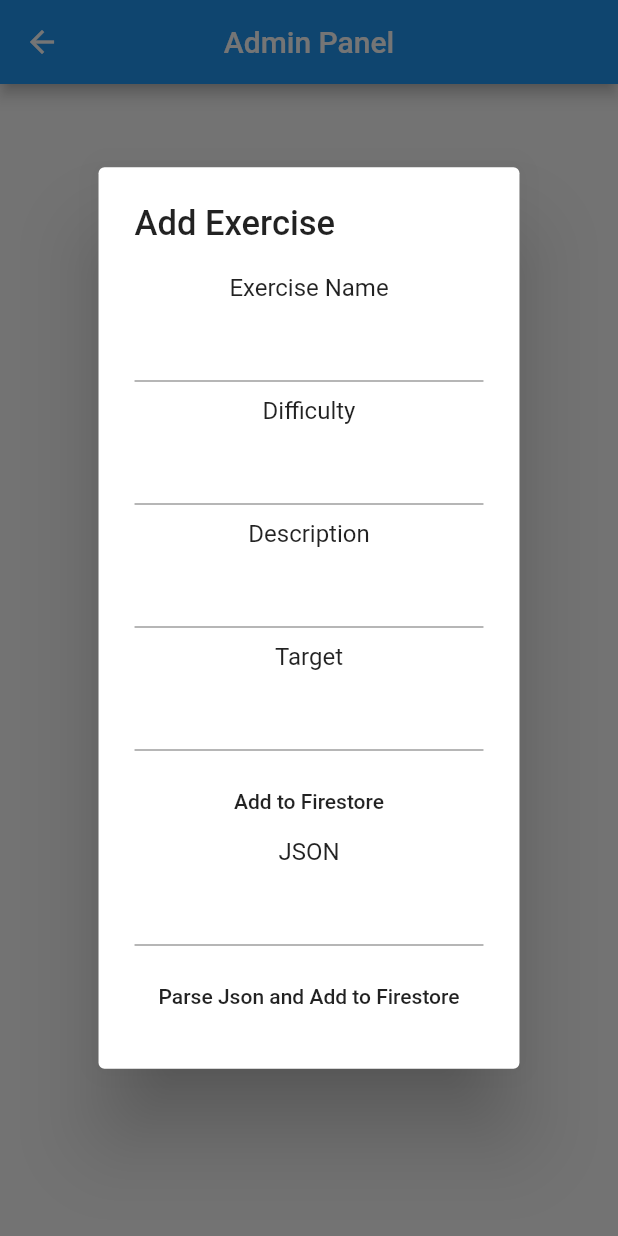
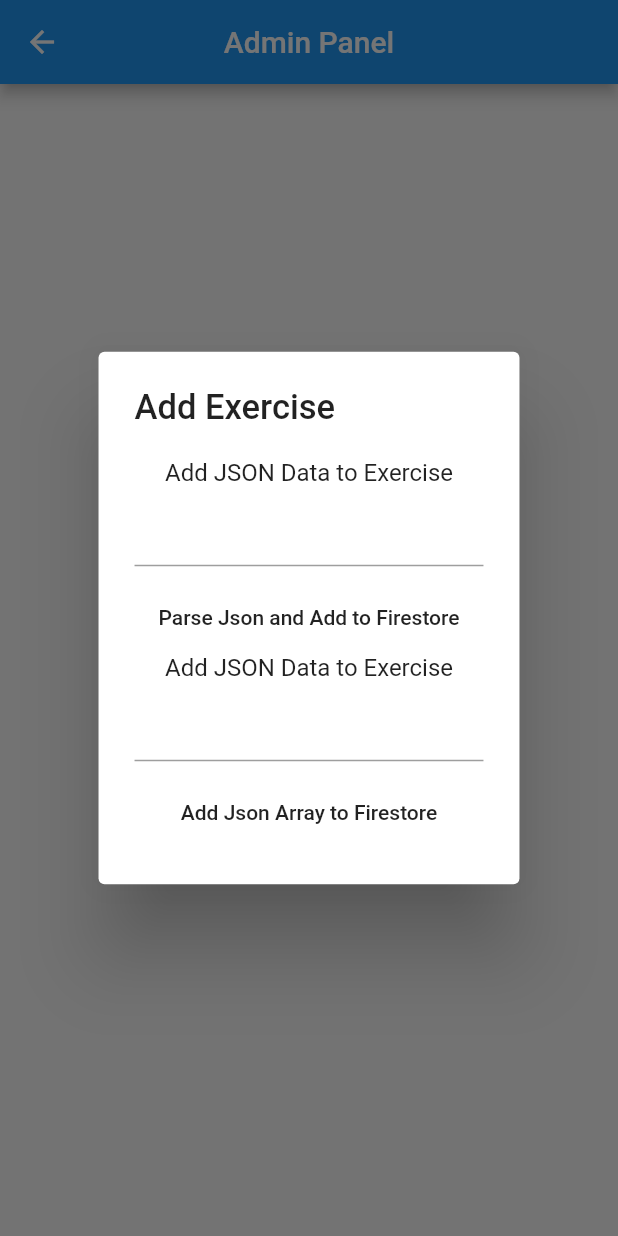
Before and after one commit to samuzaffar99/WorkoutTracker2, a Flutter app: the AdminPage screen opened by its route, after a tap on "Add Exercise", on a phone screen of 412 x 824 dp. Run offline on Flutter 3.47's test engine with Material 2 defaults, Android fonts, the phone set to English and light mode, and no system bars; our stand-ins replace cloud_firestore, firebase_auth, firebase_core, fluttertoast, google_sign_in, page_view_indicators and 3 more; accounts and stored records are empty.

Commit message:
added json list parse to admin, removed dynamic link plugin

```diff
--- a/lib/admin.dart
+++ b/lib/admin.dart
@@ -22,6 +22,84 @@ class AdminPageState extends State<AdminPage> {
   final descController = TextEditingController();
   final targetController = TextEditingController();
   final jsonController = TextEditingController();
+  final jsonListController = TextEditingController();
+  void exerciseMenu() {
+    showDialog(
+        context: context,
+        builder: (BuildContext context) {
+          return AlertDialog(
+            title: Text(
+              'Add Exercise',
+              style: TextStyle(fontSize: 23),
+            ),
+            content: Form(
+              key: _formKey,
+              child: Column(
+                mainAxisSize: MainAxisSize.min,
+                children: [
+                  Text('Exercise Name'),
+                  SizedBox(height: 5),
+                  TextFormField(controller: nameController),
+                  SizedBox(height: 10),
+                  Text('Difficulty'),
+                  SizedBox(height: 5),
+                  TextFormField(controller: diffController),
+                  SizedBox(height: 10),
+                  Text('Description'),
+                  SizedBox(height: 5),
+                  TextFormField(controller: descController),
+                  SizedBox(height: 10),
+                  Text('Target'),
+                  SizedBox(height: 5),
+                  TextFormField(controller: targetController),
+                  SizedBox(height: 10),
+                  MaterialButton(
+                    child: Text('Add to Firestore'),
+                    onPressed: () async {
+                      // Map exercise = new Map();
+                      // exercise["Description"]=descController.text;
+                      // exercise["Name"]=nameController.text;
+                      // exercise["Difficulty"]=double.parse(diffController.text);
+                      // exercise["Target"]=targetController.text.split(",");
+                      Map<String, dynamic> exercise = {
+                        "Description": descController.text,
+                        "Name": nameController.text,
+                        "Difficulty": double.parse(diffController.text),
+                        "Target": targetController.text.split(",")
+                      };
+
+                      print(exercise);
+                      var response = await currState.api.postExercise(exercise);
+                      print(response);
+                      var data = await currState.api.getDocument(response);
+                      print(data.data());
+                      Navigator.of(context).pop();
+                    },
+                  ),
+                  Text('JSON'),
+                  SizedBox(height: 5),
+                  TextFormField(controller: jsonController),
+                  SizedBox(height: 10),
+                  MaterialButton(
+                    child: Text('Parse Json and Add to Firestore'),
+                    onPressed: () async {
+                      Map<String, dynamic> exercise =
+                          json.decode(jsonController.text);
+                      print(exercise);
+                      var response = await currState.api.postExercise(exercise);
+                      print(response);
+                      var data = await currState.api.getDocument(response);
+                      print(data.data());
+                      Navigator.of(context).pop();
+                    },
+                  ),
+                ],
+              ),
+            ),
+          );
+        });
+  }
+
   void addToFirestore(String collection) {
     showDialog(
         context: context,
@@ -47,27 +125,62 @@ class AdminPageState extends State<AdminPage> {
                           json.decode(jsonController.text);
                       print(jsonData);
                       var response;
-                      if(collection=="Workout"){
+                      if (collection == "Workout") {
                         response = await currState.api.postWorkout(jsonData);
-                      }
-                      else if(collection=="Diet"){
+                      } else if (collection == "Diet") {
                         response = await currState.api.postDiet(jsonData);
                       }
                       // else if(collection=="User") {
                       //   response = await currState.api.postUser(jsonData);
                       // }
-                      else if(collection=="Food") {
+                      else if (collection == "Food") {
                         response = await currState.api.postFood(jsonData);
-                      }
-                      else if(collection=="Exercise") {
+                      } else if (collection == "Exercise") {
                         response = await currState.api.postExercise(jsonData);
-                      }
-                      else{
+                      } else {
                         print("Invalid Collection!");
                       }
                       print(response);
                       var data = await currState.api.getDocument(response);
                       print(data.data());
+                      Navigator.of(context).pop();
+                    },
+                  ),
+                  Text('Add JSON Data to $collection'),
+                  SizedBox(height: 5),
+                  TextFormField(controller: jsonListController),
+                  SizedBox(height: 10),
+                  MaterialButton(
+                    child: Text('Add Json Array to Firestore'),
+                    onPressed: () async {
+                      List jsonArray = json.decode(jsonListController.text);
+                      print(jsonArray);
+                      var response;
+                      var data;
+                      jsonArray.forEach((map) async {
+                        map.remove("_id");
+                        print(map);
+                        if (collection == "Workout") {
+                          response = await currState.api.postWorkout(map);
+                        } else if (collection == "Diet") {
+                          response = await currState.api.postDiet(map);
+                        }
+                        // else if(collection=="User") {
+                        //   response = await currState.api.postUser(map);
+                        // }
+                        else if (collection == "Food") {
+                          response = await currState.api.postFood(map);
+                        } else if (collection == "Exercise") {
+                          response = await currState.api.postExercise(map);
+                          print(response);
+                        } else {
+                          print("Invalid Collection!");
+                          return;
+                        }
+                        print(response);
+                        data = await currState.api.getDocument(response);
+                        print(data.data());
+                      });
                       Navigator.of(context).pop();
                     },
                   ),
@@ -96,87 +209,7 @@ class AdminPageState extends State<AdminPage> {
               OutlinedButton(
                   child: Text("Add Exercise"),
                   onPressed: () {
-                    showDialog(
-                        context: context,
-                        builder: (BuildContext context) {
-                          return AlertDialog(
-                            title: Text(
-                              'Add Exercise',
-                              style: TextStyle(fontSize: 23),
-                            ),
-                            content: Form(
-                              key: _formKey,
-                              child: Column(
-                                mainAxisSize: MainAxisSize.min,
-                                children: [
-                                  Text('Exercise Name'),
-                                  SizedBox(height: 5),
-                                  TextFormField(controller: nameController),
-                                  SizedBox(height: 10),
-                                  Text('Difficulty'),
-                                  SizedBox(height: 5),
-                                  TextFormField(controller: diffController),
-                                  SizedBox(height: 10),
-                                  Text('Description'),
-                                  SizedBox(height: 5),
-                                  TextFormField(controller: descController),
-                                  SizedBox(height: 10),
-                                  Text('Target'),
-                                  SizedBox(height: 5),
-                                  TextFormField(controller: targetController),
-                                  SizedBox(height: 10),
-                                  MaterialButton(
-                                    child: Text('Add to Firestore'),
-                                    onPressed: () async {
-                                      // Map exercise = new Map();
-                                      // exercise["Description"]=descController.text;
-                                      // exercise["Name"]=nameController.text;
-                                      // exercise["Difficulty"]=double.parse(diffController.text);
-                                      // exercise["Target"]=targetController.text.split(",");
-                                      Map<String, dynamic> exercise = {
-                                        "Description": descController.text,
-                                        "Name": nameController.text,
-                                        "Difficulty":
-                                            double.parse(diffController.text),
-                                        "Target":
-                                            targetController.text.split(",")
-                                      };
-
-                                      print(exercise);
-                                      var response = await currState.api
-                                          .postExercise(exercise);
-                                      print(response);
-                                      var data = await currState.api
-                                          .getDocument(response);
-                                      print(data.data());
-                                      Navigator.of(context).pop();
-                                    },
-                                  ),
-                                  Text('JSON'),
-                                  SizedBox(height: 5),
-                                  TextFormField(controller: jsonController),
-                                  SizedBox(height: 10),
-                                  MaterialButton(
-                                    child:
-                                        Text('Parse Json and Add to Firestore'),
-                                    onPressed: () async {
-                                      Map<String, dynamic> exercise =
-                                          json.decode(jsonController.text);
-                                      print(exercise);
-                                      var response = await currState.api
-                                          .postExercise(exercise);
-                                      print(response);
-                                      var data = await currState.api
-                                          .getDocument(response);
-                                      print(data.data());
-                                      Navigator.of(context).pop();
-                                    },
-                                  ),
-                                ],
-                              ),
-                            ),
-                          );
-                        });
+                    addToFirestore("Exercise");
                   }),
               OutlinedButton(
                   child: Text("Add Food"),
--- a/pubspec.yaml
+++ b/pubspec.yaml
@@ -33,7 +33,7 @@ dependencies:
   # For example, to use Firebase Authentication and Cloud Firestore
   firebase_auth: ^1.1.1
   cloud_firestore: ^2.1.0
-  firebase_dynamic_links: ^2.0.1
+#  firebase_dynamic_links: ^2.0.1
   google_sign_in: ^5.0.2
   fluttertoast: ^8.0.6
   shared_preferences: ^2.0.5
```
Also changed, not shown: pubspec.lock.
